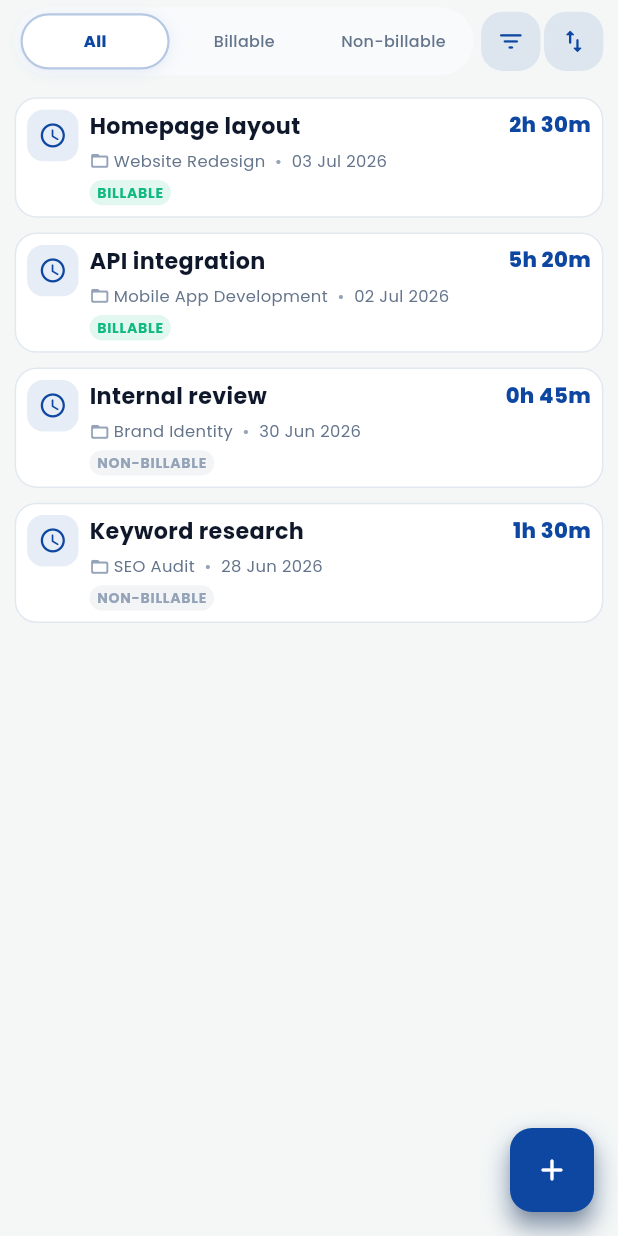
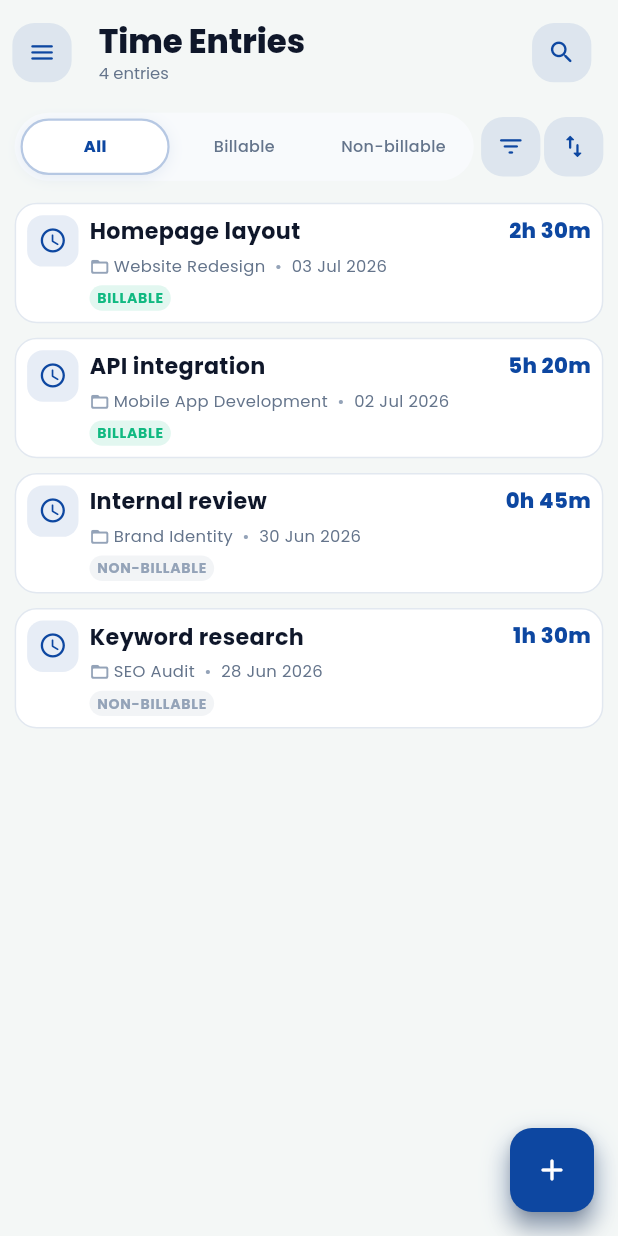
Before and after one commit to SirajulHQ/custom_books, a Flutter app: the TimeEntriesPage screen opened directly, on a phone screen of 412 x 824 dp. Run offline on Flutter 3.47's test engine with Material 3 defaults, Android fonts, the phone set to English and light mode, and no system bars; our stand-ins replace file_picker, fl_chart, google_fonts, image_picker, shared_preferences, toastification; accounts and stored records are empty.

Commit message:
refactor: migrate TimeEntries to sliver layout and clean up CreditNote card
- Replace Column/Expanded body in TimeEntriesPage with CustomSliverAppBar
  and CustomScrollView slivers; move search toggle into app bar actions
- Fix _searchOpen field mutability (final → var)
- Type CreditNoteCard.note as CreditNoteModel and internalize formatDate logic,
  removing the formatDate callback from all call sites
- Add tap navigation from credit note list items to CreditNoteDetailsPage
- Add margin and borderRadius to CreditNoteCard container

```diff
--- a/lib/features/time_entries/views/time_entries_page.dart
+++ b/lib/features/time_entries/views/time_entries_page.dart
@@ -2,6 +2,7 @@ import 'package:custom_books/core/apptheme/apptheme.dart';
 import 'package:custom_books/core/utils/dimensions.dart';
 import 'package:custom_books/core/utils/toastification_helper.dart';
 import 'package:custom_books/core/widgets/custom_add_button.dart';
+import 'package:custom_books/core/widgets/custom_sliver_appbar.dart';
 import 'package:custom_books/features/drawer/views/custom_drawer.dart';
 import 'package:custom_books/features/time_entries/models/time_entry_model.dart';
 import 'package:custom_books/features/time_entries/views/add_time_entry_page.dart';
@@ -21,7 +22,7 @@ class _TimeEntriesPageState extends State<TimeEntriesPage> {
   final TextEditingController _searchController = TextEditingController();
 
   int _selectedTab = 0; // 0: All, 1: Billable, 2: Non-billable
-  final bool _searchOpen = false;
+  bool _searchOpen = false;
   bool? _billableFilter;
   TimeEntrySortField _sortField = TimeEntrySortField.createdTime;
   SortDirection _sortDirection = SortDirection.descending;
@@ -400,13 +401,40 @@ class _TimeEntriesPageState extends State<TimeEntriesPage> {
       backgroundColor: context.colors.background,
       drawer: const DrawerView(currentRoute: 'time_entries'),
       floatingActionButton: CustomAddButton(onPressed: _addNewEntry),
-      body: Column(
-        children: [
+      body: SafeArea(
+        child: CustomScrollView(
+          physics: const BouncingScrollPhysics(),
+          slivers: [
+            // App Bar
+            CustomSliverAppBar(
+              title: 'Time Entries',
+              subtitle:
+                  '${visibleList.length} entr${visibleList.length == 1 ? 'y' : 'ies'}',
+              leadingType: AppBarLeadingType.menu,
+              actions: [
+                AppBarIconButton(
+                  icon: _searchOpen
+                      ? Icons.close_rounded
+                      : Icons.search_rounded,
+                  color: AppColors.primary,
+                  onPressed: () {
+                    setState(() {
+                      _searchOpen = !_searchOpen;
+                      if (!_searchOpen) _searchController.clear();
+                    });
+                  },
+                ),
+                SizedBox(width: Dimensions.width20),
+              ],
+            ),
+
+            // Search Field
             if (_searchOpen)
-            Padding(
+              SliverToBoxAdapter(
+                child: Padding(
                   padding: EdgeInsets.fromLTRB(
                     Dimensions.width20,
-                Dimensions.height10,
+                    0,
                     Dimensions.width20,
                     Dimensions.height15,
                   ),
@@ -428,15 +456,21 @@ class _TimeEntriesPageState extends State<TimeEntriesPage> {
                         vertical: Dimensions.height10,
                       ),
                       border: OutlineInputBorder(
-                    borderRadius: BorderRadius.circular(Dimensions.radius15),
+                        borderRadius: BorderRadius.circular(
+                          Dimensions.radius15,
+                        ),
                         borderSide: BorderSide(color: context.colors.border),
                       ),
                       enabledBorder: OutlineInputBorder(
-                    borderRadius: BorderRadius.circular(Dimensions.radius15),
+                        borderRadius: BorderRadius.circular(
+                          Dimensions.radius15,
+                        ),
                         borderSide: BorderSide(color: context.colors.border),
                       ),
                       focusedBorder: OutlineInputBorder(
-                    borderRadius: BorderRadius.circular(Dimensions.radius15),
+                        borderRadius: BorderRadius.circular(
+                          Dimensions.radius15,
+                        ),
                         borderSide: const BorderSide(
                           color: AppColors.primary,
                           width: 1.5,
@@ -445,7 +479,11 @@ class _TimeEntriesPageState extends State<TimeEntriesPage> {
                     ),
                   ),
                 ),
-          Padding(
+              ),
+
+            // Filter / Sort bar
+            SliverToBoxAdapter(
+              child: Padding(
                 padding: EdgeInsets.fromLTRB(
                   Dimensions.width20,
                   Dimensions.height10 / 2,
@@ -459,7 +497,9 @@ class _TimeEntriesPageState extends State<TimeEntriesPage> {
                         padding: EdgeInsets.all(Dimensions.height10 * 0.4),
                         decoration: BoxDecoration(
                           color: context.colors.surfaceLight,
-                      borderRadius: BorderRadius.circular(Dimensions.radius30),
+                          borderRadius: BorderRadius.circular(
+                            Dimensions.radius30,
+                          ),
                         ),
                         child: Row(
                           children: [
@@ -490,28 +530,28 @@ class _TimeEntriesPageState extends State<TimeEntriesPage> {
                   ],
                 ),
               ),
-          Expanded(
-            child: visibleList.isEmpty
-                ? _emptyState()
-                : RefreshIndicator(
-                    onRefresh: () async => setState(() {}),
-                    child: ListView.builder(
+            ),
+
+            // List or empty state
+            if (visibleList.isEmpty)
+              SliverFillRemaining(child: _emptyState())
+            else
+              SliverPadding(
                 padding: EdgeInsets.fromLTRB(
                   Dimensions.width20,
                   0,
                   Dimensions.width20,
                   Dimensions.listBottomSpace,
                 ),
-                      physics: const AlwaysScrollableScrollPhysics(
-                        parent: BouncingScrollPhysics(),
-                      ),
-                      itemCount: visibleList.length,
-                      itemBuilder: (context, index) =>
-                          _entryTile(visibleList[index]),
+                sliver: SliverList(
+                  delegate: SliverChildBuilderDelegate(
+                    (context, index) => _entryTile(visibleList[index]),
+                    childCount: visibleList.length,
                   ),
                 ),
               ),
           ],
+        ),
       ),
     );
   }
```
Also changed, not shown: lib/features/credit_notes/views/credit_note_details_page.dart (+1 -6 lines), lib/features/credit_notes/views/credit_notes_page.dart (+18 -6 lines), lib/features/credit_notes/widgets/credit_note_card.dart (+6 -6 lines). Lines whose indentation alone changed are shown as unchanged.
